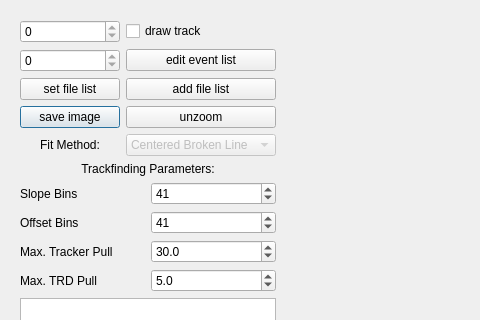
Old version of the form tools/eventdisplay/MainWindow.ui in the repository bastianbeischer/analysis; both pictures show x 0 to 480 and y 0 to 320 of the 917 by 656 pixel window.
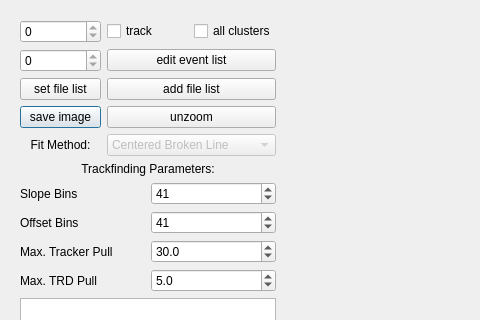
New version of the form. Custom widgets are drawn as their Qt base class.

Commit message: Added possibility to draw clusters that bekong to the track only.

Diff of the .ui file:
```diff
--- a/tools/eventdisplay/MainWindow.ui
+++ b/tools/eventdisplay/MainWindow.ui
@@ -39,7 +39,7 @@
          <item row="0" column="2">
           <widget class="QCheckBox" name="drawTrackCheckBox">
            <property name="text">
-            <string>draw track</string>
+            <string>track</string>
            </property>
           </widget>
          </item>
@@ -50,14 +50,14 @@
            </property>
           </widget>
          </item>
-         <item row="3" column="2">
+         <item row="3" column="2" colspan="2">
           <widget class="QPushButton" name="unzoomButton">
            <property name="text">
             <string>unzoom</string>
            </property>
           </widget>
          </item>
-         <item row="2" column="2">
+         <item row="2" column="2" colspan="2">
           <widget class="QPushButton" name="addFileListButton">
            <property name="text">
             <string>add file list</string>
@@ -71,7 +71,7 @@
            </property>
           </widget>
          </item>
-         <item row="4" column="2">
+         <item row="4" column="2" colspan="2">
           <widget class="QComboBox" name="fitMethodComboBox">
            <property name="enabled">
             <bool>false</bool>
@@ -110,13 +110,20 @@
            </property>
           </widget>
          </item>
-         <item row="1" column="2">
+         <item row="1" column="2" colspan="2">
           <widget class="QPushButton" name="editEventListButton">
            <property name="text">
             <string>edit event list</string>
            </property>
           </widget>
          </item>
+         <item row="0" column="3">
+          <widget class="QCheckBox" name="allClustersCheckBox">
+           <property name="text">
+            <string>all clusters</string>
+           </property>
+          </widget>
+         </item>
         </layout>
        </widget>
       </item>
```
The commit also changes 5 other files.
